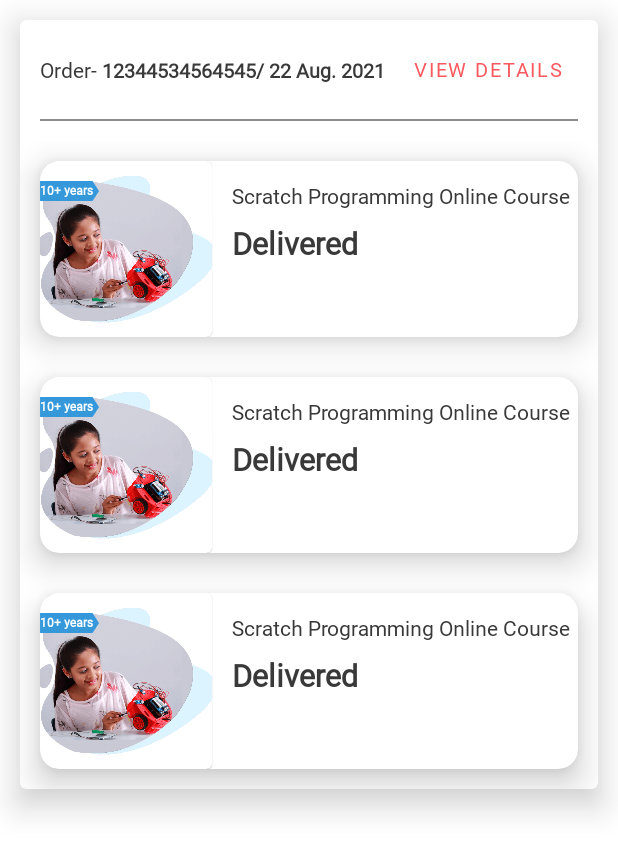
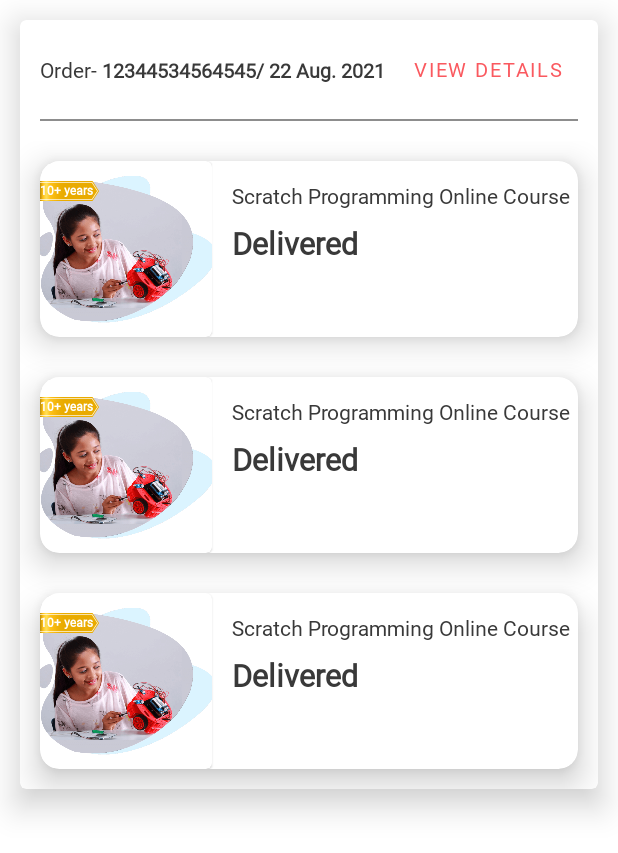
Before and after one commit to bihim/SPRobotics, an Android app: the layout recyclerview_order_history.xml on its own in the app's theme, with its tools: preview values and no code run, on a phone screen of 412 x 824 dp. Shown: the top 853 px of the screen. Run offline under Robolectric (Android 15) with nearby library versions, the phone set to English and light mode, and no system bars.

Commit message:
Ribbon color changed.

```diff
--- a/app/src/main/res/layout/recyclerview_order_history_list.xml
+++ b/app/src/main/res/layout/recyclerview_order_history_list.xml
@@ -37,7 +37,6 @@
                     android:layout_height="@dimen/_10sdp"
                     android:layout_marginTop="@dimen/_10sdp"
                     android:background="@drawable/ribbon"
-                    android:backgroundTint="@color/fragment_home_card_color"
                     android:gravity="center|start"
                     app:layout_constraintStart_toStartOf="parent"
                     app:layout_constraintTop_toTopOf="parent">
```
